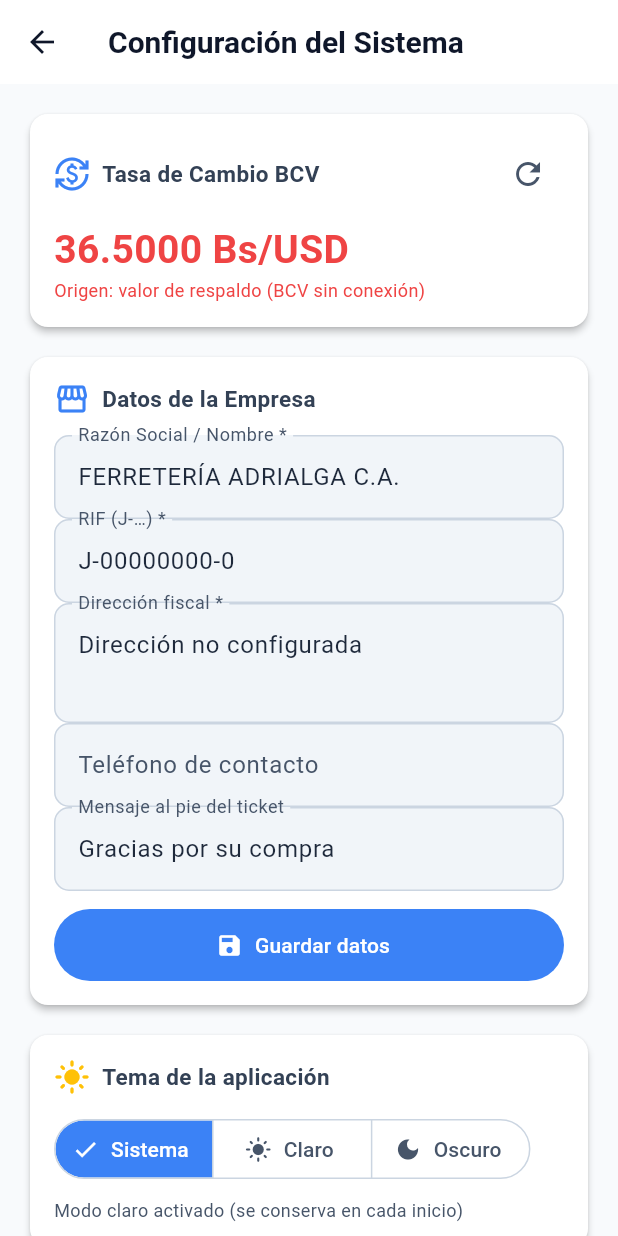
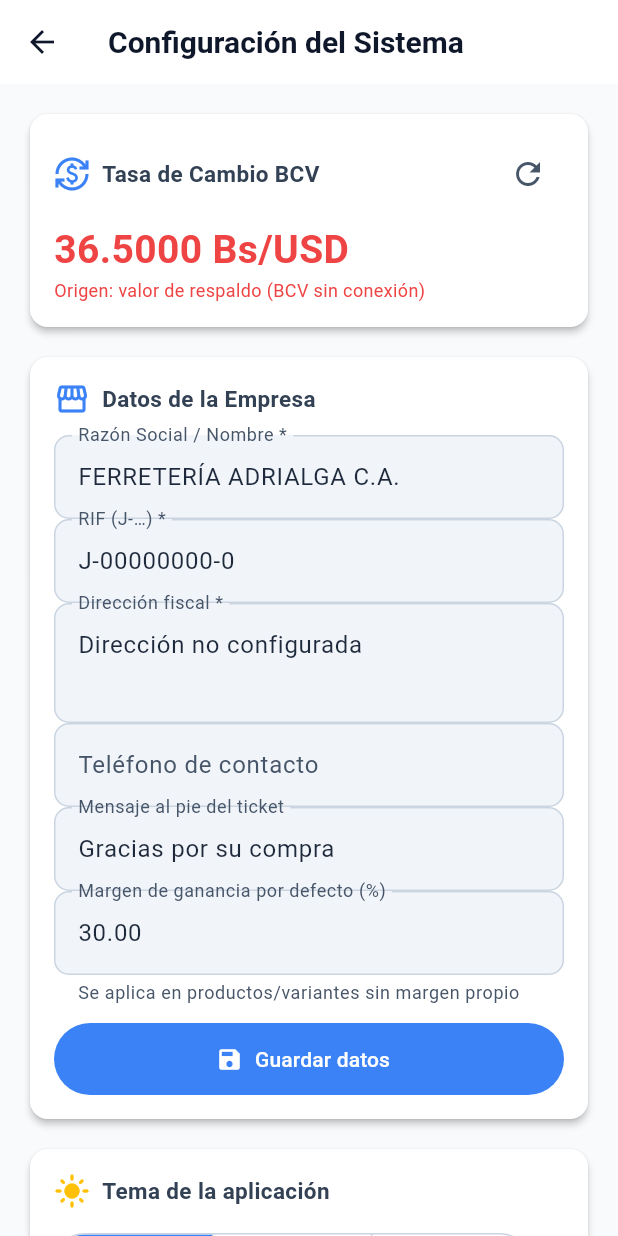
Before and after one commit to Burmistrov4/ferreteria-adrialga-frontend, a Flutter app: the ConfiguracionScreen screen opened directly, on a phone screen of 412 x 824 dp. Run offline on Flutter 3.47's test engine with Material 3 defaults, Android fonts, the phone set to English and light mode, and no system bars; our stand-ins replace fl_chart, open_file, pdf, printing, shared_preferences, web; missing offline and left inert: dart:js_interop; accounts and stored records are empty; network calls fail.

```diff
--- a/lib/screens/configuracion_screen.dart
+++ b/lib/screens/configuracion_screen.dart
@@ -27,6 +27,7 @@ class _ConfiguracionScreenState extends State<ConfiguracionScreen> {
   final _direccionCtrl = TextEditingController();
   final _telefonoCtrl = TextEditingController();
   final _pieCtrl = TextEditingController();
+  final _margenDefCtrl = TextEditingController();
   bool _guardandoEmpresa = false;
   bool _empresaCargada = false;
 
@@ -44,6 +45,7 @@ class _ConfiguracionScreenState extends State<ConfiguracionScreen> {
     _direccionCtrl.dispose();
     _telefonoCtrl.dispose();
     _pieCtrl.dispose();
+    _margenDefCtrl.dispose();
     super.dispose();
   }
 
@@ -57,6 +59,7 @@ class _ConfiguracionScreenState extends State<ConfiguracionScreen> {
         _direccionCtrl.text = cfg.direccion;
         _telefonoCtrl.text = cfg.telefono;
         _pieCtrl.text = cfg.mensajePie;
+        _margenDefCtrl.text = cfg.margenDefecto.toStringAsFixed(2);
         _empresaCargada = true;
       });
     } catch (_) {
@@ -74,6 +77,15 @@ class _ConfiguracionScreenState extends State<ConfiguracionScreen> {
       ));
       return;
     }
+    final base = double.tryParse(
+            _margenDefCtrl.text.trim().replaceAll(',', '.')) ??
+        -1;
+    if (base < 0 || base > 1000) {
+      ScaffoldMessenger.of(context).showSnackBar(const SnackBar(
+        content: Text('Margen por defecto debe estar entre 0 y 1000 %'),
+      ));
+      return;
+    }
     setState(() => _guardandoEmpresa = true);
     final res = await ApiService.updateConfiguracionTienda({
       'nombre': nombre,
@@ -81,6 +93,7 @@ class _ConfiguracionScreenState extends State<ConfiguracionScreen> {
       'direccion': direccion,
       'telefono': _telefonoCtrl.text.trim(),
       'mensajePie': _pieCtrl.text.trim(),
+      'margenDefecto': base,
     });
     if (!mounted) return;
     setState(() => _guardandoEmpresa = false);
@@ -277,6 +290,16 @@ class _ConfiguracionScreenState extends State<ConfiguracionScreen> {
                         hintText: 'Ej.: ¡Gracias por su compra!',
                       ),
                     ),
+                    TextField(
+                      controller: _margenDefCtrl,
+                      keyboardType: const TextInputType.numberWithOptions(
+                          decimal: true),
+                      decoration: const InputDecoration(
+                        labelText: 'Margen de ganancia por defecto (%)',
+                        helperText:
+                            'Se aplica en productos/variantes sin margen propio',
+                      ),
+                    ),
                     const SizedBox(height: 12),
                     SizedBox(
                       width: double.infinity,
--- a/lib/services/configuracion_service.dart
+++ b/lib/services/configuracion_service.dart
@@ -8,12 +8,17 @@ class ConfiguracionTienda {
   final String telefono;
   final String mensajePie;
 
+  /// Regla global de precios: margen por defecto (%) aplicado cuando el
+  /// producto no define margen ni la categoría tiene uno sugerido.
+  final double margenDefecto;
+
   const ConfiguracionTienda({
     required this.nombre,
     required this.rif,
     required this.direccion,
     required this.telefono,
     required this.mensajePie,
+    required this.margenDefecto,
   });
 
   /// Fallback local en caso de backend inalcanzable (nunca un PDF vacío).
@@ -23,6 +28,7 @@ class ConfiguracionTienda {
     direccion: 'Dirección no configurada',
     telefono: '',
     mensajePie: 'Gracias por su compra',
+    margenDefecto: 30.0,
   );
 
   factory ConfiguracionTienda.fromJson(Map<String, dynamic> j) =>
@@ -32,6 +38,8 @@ class ConfiguracionTienda {
         direccion: (j['direccion'] ?? fallback.direccion).toString(),
         telefono: (j['telefono'] ?? '').toString(),
         mensajePie: (j['mensajePie'] ?? '').toString(),
+        margenDefecto:
+            double.tryParse(j['margenDefecto']?.toString() ?? '') ?? 0,
       );
 }
 
--- a/lib/services/factura_pdf_service.dart
+++ b/lib/services/factura_pdf_service.dart
@@ -7,6 +7,7 @@ import 'package:printing/printing.dart';
 import '../models/factura_model.dart';
 import 'configuracion_service.dart';
 import 'download_service.dart';
+import 'pdf_theme.dart';
 
 /// Genera, imprime y guarda facturas en formato PDF.
 class FacturaPdfService {
@@ -43,7 +44,9 @@ class FacturaPdfService {
     // Datos legales de la tienda desde la configuración persistida
     // (backend /api/configuracion, caché en memoria, fallback offline).
     final cfg = await ConfiguracionService.obtener();
-    final doc = pw.Document();
+    // Fuente local (Roboto, tildes y biglama sanos) para compatibilidad universal offline.
+    final tema = await PdfTheme.regular();
+    final doc = pw.Document(theme: tema);
 
     doc.addPage(
       pw.MultiPage(
--- a/lib/services/impresion_service.dart
+++ b/lib/services/impresion_service.dart
@@ -4,6 +4,7 @@ import 'package:printing/printing.dart';
 
 import '../models/factura_model.dart';
 import 'configuracion_service.dart';
+import 'pdf_theme.dart';
 
 /// Motor de impresión térmica de tickets (formato 80mm).
 ///
@@ -62,7 +63,10 @@ static String _truncar(String s, int max) =>
     double anchoMm = 80,
   }) async {
     final cfg = await ConfiguracionService.obtener();
-    final doc = pw.Document();
+    // Tema robusto offline: caracteres especiales del español y de moneda
+    // (?, tildes, ₵?) seguros en thermal/raster mediante Roboto embutida.
+    final tema = await PdfTheme.regular();
+    final doc = pw.Document(theme: tema);
     final es57 = anchoMm < 70;
 
     doc.addPage(
--- a/pubspec.yaml
+++ b/pubspec.yaml
@@ -30,3 +30,6 @@ dev_dependencies:
 
 flutter:
   uses-material-design: true
+  assets:
+    - assets/fonts/Roboto-Regular.ttf
+    - assets/fonts/Roboto-Bold.ttf
```
Also changed, not shown: lib/services/pdf_theme.dart (added, +31 -0 lines), lib/widgets/producto_dialog.dart (+57 -2 lines), assets/fonts/Roboto-Bold.ttf (added), assets/fonts/Roboto-Regular.ttf (added), 19 other files.
